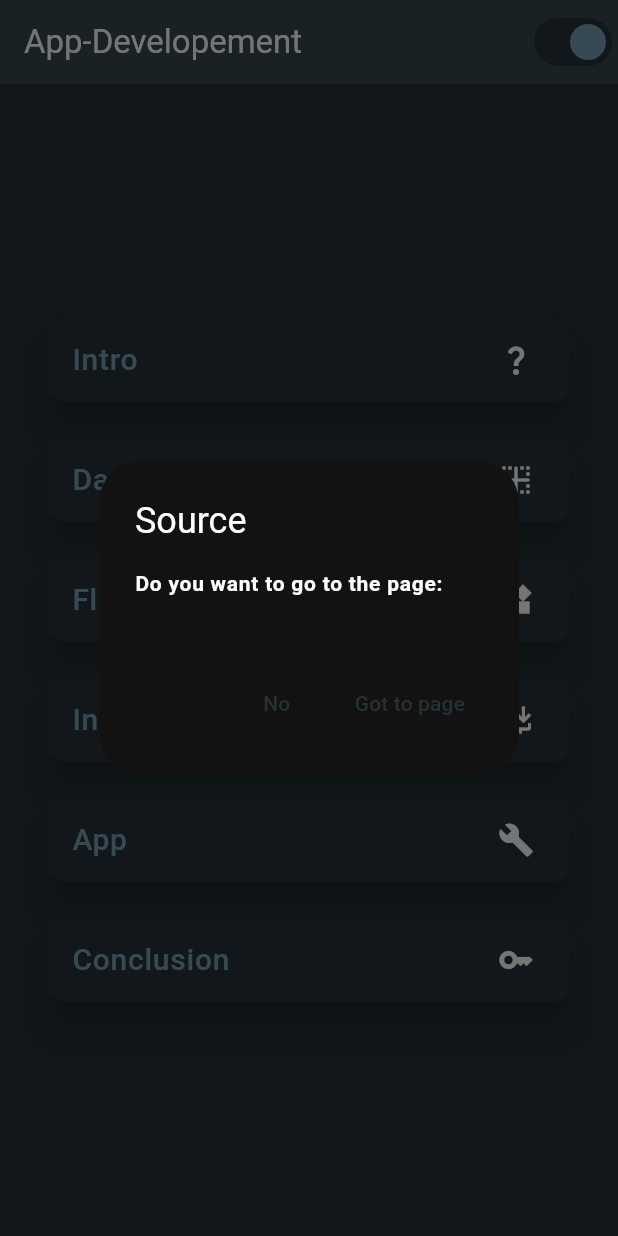
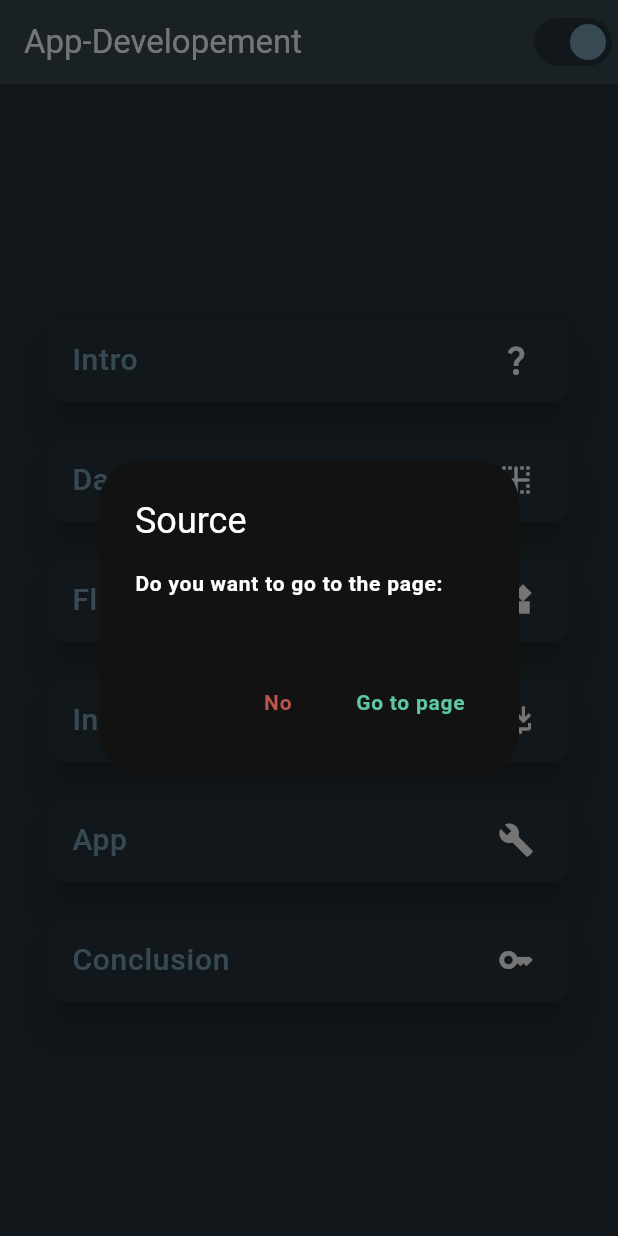
Before and after one commit to masebor/seminar_app, a Flutter app: the screen it shows after launch, after a tap on "Intro", on a phone screen of 412 x 824 dp. Run offline on Flutter 3.47's test engine with Material 3 defaults, Android fonts, the phone set to English and light mode, and no system bars; our stand-ins replace equatable, flutter_bloc; Roboto replaces fonts that are missing (Poppins, Verdana).

Commit message:
improved alertdialog style and colors extra file

```diff
--- a/lib/constants/strings.dart
+++ b/lib/constants/strings.dart
@@ -21,7 +21,7 @@ class Strings {
   static const String sourceAlertTextOne = "Do you want to go to the page:";
   static const String sourceAlertTextTwo = "";
   static const String sourceAlertNo = "No";
-  static const String sourceAlertYes = "Got to page";
+  static const String sourceAlertYes = "Go to page";
 
 
 }
--- /dev/null
+++ b/lib/styles/app_colors.dart
@@ -0,0 +1,26 @@
+import 'package:flutter/material.dart';
+
+class AppColors {
+  AppColors._();
+
+  static final Color lightPrimaryColor = Colors.blueGrey.shade50;
+  static final Color lightPrimaryVariantColor = Colors.blueGrey.shade800;
+  static final Color lightOnPrimaryColor = Colors.blueGrey.shade400;
+  static const Color lightTextColorPrimary = Colors.black;
+  static const Color appbarColorLight = Color.fromARGB(255, 156, 46, 175);
+
+  static final Color darkPrimaryColor = Colors.blueGrey.shade900;
+  static const Color darkPrimaryVariantColor = Colors.black;
+  static const Color darkOnPrimaryColor = Color.fromARGB(255, 119, 161, 182);
+  static const Color darkTextColorPrimary = Colors.white;
+  static final Color appbarColorDark = Colors.blueGrey.shade800;
+
+  static const Color approveColor = Color.fromARGB(255, 93, 198, 167);
+  static const Color disapproveColor = Color.fromARGB(255, 188, 87, 79);
+
+  static const Color iconColorLight = Colors.white;
+  static const Color iconColorDark = Color.fromARGB(255, 78, 144, 177);
+
+  static const Color accentColorLight = Color.fromRGBO(69, 223, 223, 1);
+  static const Color accentColorDark = Color.fromRGBO(222, 198, 76, 1);
+}
--- a/lib/styles/theme/theme.dart
+++ b/lib/styles/theme/theme.dart
@@ -1,84 +1,70 @@
 import 'package:flutter/material.dart';
+import 'package:seminar_app/styles/app_colors.dart';
 
 class AppTheme {
   AppTheme._();
 
-  static final Color _lightPrimaryColor = Colors.blueGrey.shade50;
-  static final Color _lightPrimaryVariantColor = Colors.blueGrey.shade800;
-  static final Color _lightOnPrimaryColor = Colors.blueGrey.shade400;
-  static const Color _lightTextColorPrimary = Colors.black;
-  static const Color _appbarColorLight = Color.fromARGB(255, 156, 46, 175);
-
-  static final Color _darkPrimaryColor = Colors.blueGrey.shade900;
-  static const Color _darkPrimaryVariantColor = Colors.black;
-  static const Color _darkOnPrimaryColor = Color.fromARGB(255, 119, 161, 182);
-  static const Color _darkTextColorPrimary = Colors.white;
-  static final Color _appbarColorDark = Colors.blueGrey.shade800;
-
-  static const Color _iconColorLight = Colors.white;
-  static const Color _iconColorDark = Color.fromARGB(255, 78, 144, 177);
-
-  static const Color _accentColorLight = Color.fromRGBO(69, 223, 223, 1);
-  static const Color _accentColorDark = Color.fromRGBO(222, 198, 76, 1);
-
-  static const TextStyle _lightHeadingText = TextStyle(
-    color: _lightTextColorPrimary,
-    fontFamily: "Poppins",
+  static const TextStyle lightHeadingText = TextStyle(
+    color: AppColors.lightTextColorPrimary,
+    fontFamily: "Verdana",
     fontSize: 20,
     fontWeight: FontWeight.bold,
   );
 
-  static const TextStyle _lightBodyText = TextStyle(
-    color: _lightTextColorPrimary,
-    fontFamily: "Poppins",
+  static const TextStyle lightBodyText = TextStyle(
+    color: AppColors.lightTextColorPrimary,
+    fontFamily: "Verdana",
     fontWeight: FontWeight.bold,
     fontSize: 14,
   );
 
-  static const TextTheme _lightTextTheme = TextTheme(
-    displayLarge: _lightHeadingText,
-    bodyLarge: _lightBodyText,
+  static const TextTheme lightTextTheme = TextTheme(
+    displayLarge: lightHeadingText,
+    bodyLarge: lightBodyText,
   );
 
-  static final TextStyle _darkThemeHeadingTextStyle = _lightHeadingText.copyWith(
-    color: _darkTextColorPrimary,
+  static final TextStyle darkThemeHeadingTextStyle = lightHeadingText.copyWith(
+    color: AppColors.darkTextColorPrimary,
   );
 
-  static final TextStyle _darkThemeBodyeTextStyle = _lightBodyText.copyWith(
-    color: _darkTextColorPrimary,
+  static final TextStyle darkThemeBodyeTextStyle = lightBodyText.copyWith(
+    color: AppColors.darkTextColorPrimary,
   );
 
-  static final TextTheme _darkTextTheme = TextTheme(
-    displayLarge: _darkThemeHeadingTextStyle,
-    bodyLarge: _darkThemeBodyeTextStyle,
+  static final TextTheme darkTextTheme = TextTheme(
+    displayLarge: darkThemeHeadingTextStyle,
+    bodyLarge: darkThemeBodyeTextStyle,
   );
 
   static final ThemeData lightTheme = ThemeData(
-      scaffoldBackgroundColor: _lightPrimaryColor,
+    scaffoldBackgroundColor: AppColors.lightPrimaryColor,
     appBarTheme: const AppBarTheme(
-        color: _appbarColorLight,
-        iconTheme: IconThemeData(color: _iconColorLight),
+      color: AppColors.appbarColorLight,
+      iconTheme: IconThemeData(color: AppColors.iconColorLight),
     ),
-      bottomAppBarTheme: const BottomAppBarTheme(color: _appbarColorLight),
+    bottomAppBarTheme: const BottomAppBarTheme(color: AppColors.appbarColorLight),
     colorScheme: ColorScheme.light(
-          primary: _lightPrimaryColor,
-          onPrimary: _lightOnPrimaryColor,
-          secondary: _accentColorLight,
-          primaryContainer: _lightPrimaryVariantColor),
-      textTheme: _lightTextTheme);
+      primary: AppColors.lightPrimaryColor,
+      onPrimary: AppColors.lightOnPrimaryColor,
+      secondary: AppColors.accentColorLight,
+      primaryContainer: AppColors.lightPrimaryVariantColor,
+    ),
+    textTheme: lightTextTheme,
+  );
 
   static final ThemeData darkTheme = ThemeData(
-      scaffoldBackgroundColor: _darkPrimaryColor,
+    scaffoldBackgroundColor: AppColors.darkPrimaryColor,
     appBarTheme: AppBarTheme(
-        color: _appbarColorDark,
-        iconTheme: const IconThemeData(color: _iconColorDark),
+      color: AppColors.appbarColorDark,
+      iconTheme: const IconThemeData(color: AppColors.iconColorDark),
     ),
-      bottomAppBarTheme: BottomAppBarTheme(color: _appbarColorDark),
+    bottomAppBarTheme: BottomAppBarTheme(color: AppColors.appbarColorDark),
     colorScheme: ColorScheme.dark(
-        primary: _darkPrimaryColor,
-        secondary: _accentColorDark,
-        onPrimary: _darkOnPrimaryColor,
-        primaryContainer: _darkPrimaryVariantColor,
+      primary: AppColors.darkPrimaryColor,
+      secondary: AppColors.accentColorDark,
+      onPrimary: AppColors.darkOnPrimaryColor,
+      primaryContainer: AppColors.darkPrimaryVariantColor,
     ),
-      textTheme: _darkTextTheme);
+    textTheme: darkTextTheme,
+  );
 }
--- a/lib/utils/alertdialog_source.dart
+++ b/lib/utils/alertdialog_source.dart
@@ -1,5 +1,6 @@
 import 'package:flutter/material.dart';
 import 'package:seminar_app/constants/strings.dart';
+import 'package:seminar_app/styles/app_colors.dart';
 import 'package:seminar_app/utils/launch_url.dart';
 
 class AlertdialogSource extends StatelessWidget {
@@ -9,6 +10,7 @@ class AlertdialogSource extends StatelessWidget {
   @override
   Widget build(BuildContext context) {
     final themeData = Theme.of(context);
+
     return AlertDialog(
       title: const Text(Strings.sourceAlertTitle),
       content:  SingleChildScrollView(
@@ -21,13 +23,13 @@ class AlertdialogSource extends StatelessWidget {
       ),
       actions: <Widget>[
         TextButton(
-          child: const Text(Strings.sourceAlertNo),
+          child: Text(Strings.sourceAlertNo, style: themeData.textTheme.bodyLarge?.copyWith(color: AppColors.disapproveColor),),
           onPressed: () {
             Navigator.of(context).pop();
           },
         ),
         TextButton(
-          child: const Text(Strings.sourceAlertYes),
+          child: Text(Strings.sourceAlertYes,style: themeData.textTheme.bodyLarge?.copyWith(color: AppColors.approveColor),),
           onPressed: () {
             launchInBrowser(Uri.parse(source));
           },
```
Lines whose indentation alone changed are shown as unchanged.
